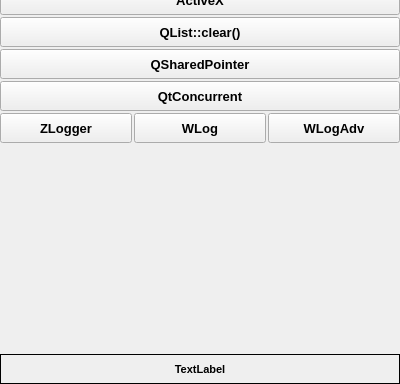
Above: TestQt/src/FMain.ui from Zurg-13/cpp before the change; both pictures show x 0 to 400 and y 290 to 674 of the 400 by 674 pixel window. Below: the same form after it.
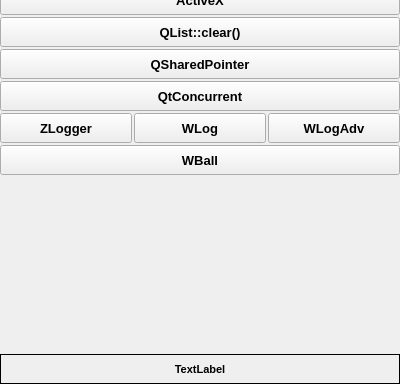
That is the form after the change.

```diff
--- a/TestQt/src/FMain.ui
+++ b/TestQt/src/FMain.ui
@@ -391,6 +391,32 @@
       </item>
      </layout>
     </item>
+    <item>
+     <widget class="QPushButton" name="btBall">
+      <property name="minimumSize">
+       <size>
+        <width>0</width>
+        <height>30</height>
+       </size>
+      </property>
+      <property name="maximumSize">
+       <size>
+        <width>16777215</width>
+        <height>30</height>
+       </size>
+      </property>
+      <property name="font">
+       <font>
+        <pointsize>10</pointsize>
+        <weight>75</weight>
+        <bold>true</bold>
+       </font>
+      </property>
+      <property name="text">
+       <string>WBall</string>
+      </property>
+     </widget>
+    </item>
     <item>
      <spacer name="spc">
       <property name="orientation">
```
Left out of the diff: 2 changed lines with no effect on the pictures.
